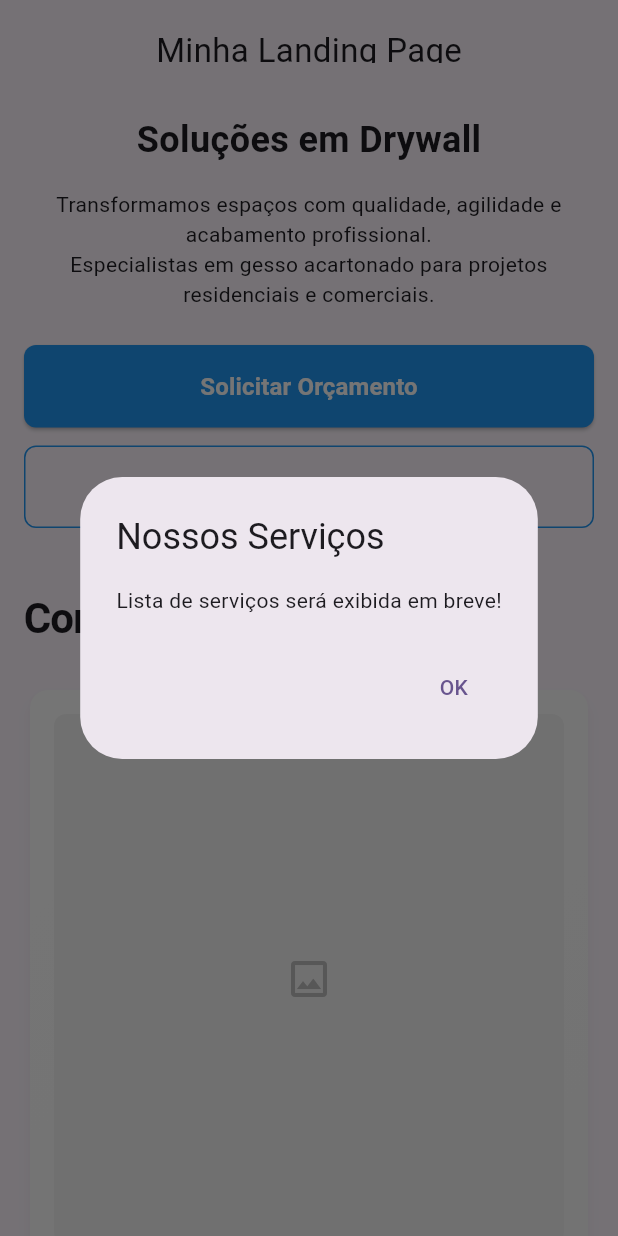
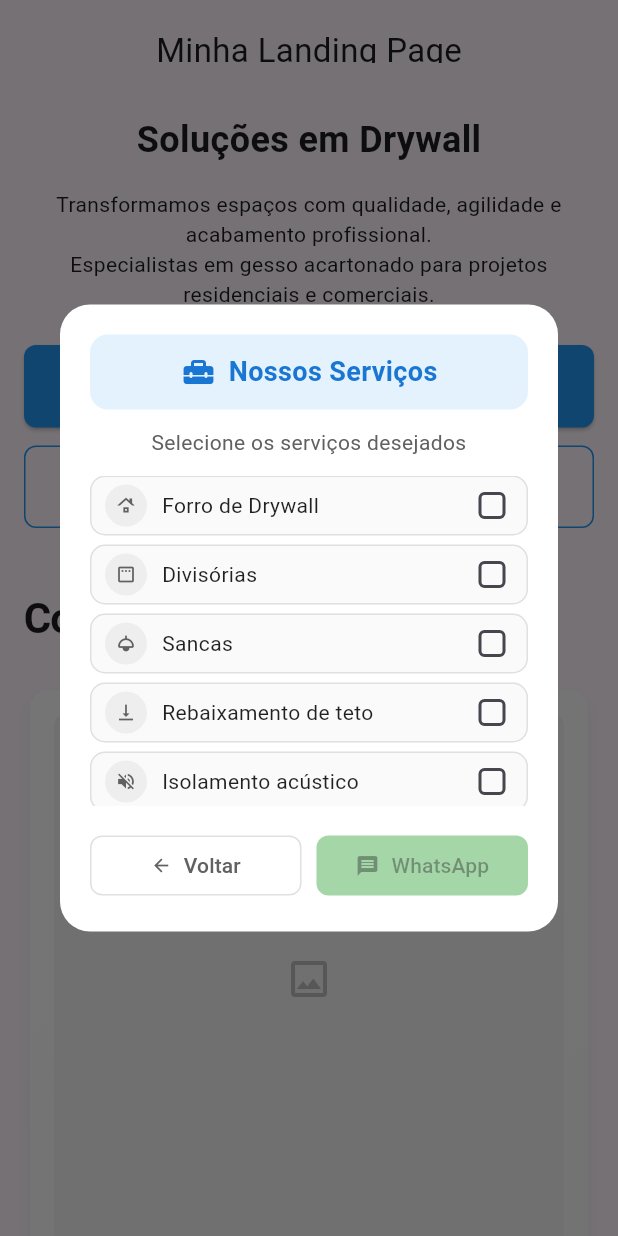
Before and after one commit to Crystyanno/Drywall-Elity, a Flutter app: the screen it shows after launch, after a tap on "Nossos Serviços", on a phone screen of 412 x 824 dp. Run offline on Flutter 3.47's test engine with Material 3 defaults, Android fonts, the phone set to English and light mode, and no system bars; drawn by our look-alikes of flutter_animate; our stand-ins replace smooth_page_indicator.

Commit message:
fiz uma pasta de dialog da tela, para separa a estrura da show dialog da tela .

```diff
--- a/lib/conteudo.dart
+++ b/lib/conteudo.dart
@@ -1,4 +1,6 @@
 import 'package:flutter/material.dart';
+import 'package:meu_app/dialog/orcamento.dart';
+import 'package:meu_app/dialog/servico.dart';
 
 class ConteudoWidget extends StatelessWidget {
   const ConteudoWidget({Key? key}) : super(key: key);
@@ -27,7 +29,7 @@ class ConteudoWidget extends StatelessWidget {
             child: ElevatedButton(
               onPressed: () {
                 // Ação para solicitar orçamento
-                _solicitarOrcamento(context);
+                _verOrcamento(context);
               },
               style: ElevatedButton.styleFrom(
                 backgroundColor: Colors.blue,
@@ -74,44 +76,23 @@ class ConteudoWidget extends StatelessWidget {
   }
 
   // Método para ação do botão Solicitar Orçamento
-  void _solicitarOrcamento(BuildContext context) {
-    // Aqui você pode implementar a navegação para uma tela de orçamento
-    // ou abrir um formulário, fazer uma ligação, etc.
-
+  // sua construção segue dentro de uma pasta dialog
+  void _verOrcamento(BuildContext context) {
     showDialog(
       context: context,
       builder: (BuildContext context) {
-        return AlertDialog(
-          title: const Text('Solicitar Orçamento'),
-          content: const Text('Funcionalidade será implementada em breve!'),
-          actions: [
-            TextButton(
-              onPressed: () => Navigator.of(context).pop(),
-              child: const Text('OK'),
-            ),
-          ],
-        );
+        return const OrcamentoDialog();
       },
     );
   }
 
   // Método para ação do botão Nossos Serviços
+  // sua construção segue dentro de uma pasta dialog
   void _verNossosServicos(BuildContext context) {
-    // Aqui você pode implementar a navegação para uma tela de serviços
-
     showDialog(
       context: context,
       builder: (BuildContext context) {
-        return AlertDialog(
-          title: const Text('Nossos Serviços'),
-          content: const Text('Lista de serviços será exibida em breve!'),
-          actions: [
-            TextButton(
-              onPressed: () => Navigator.of(context).pop(),
-              child: const Text('OK'),
-            ),
-          ],
-        );
+        return const ServicoDialog();
       },
     );
   }
--- /dev/null
+++ b/lib/dialog/orcamento.dart
@@ -0,0 +1,21 @@
+import 'package:flutter/material.dart';
+
+class OrcamentoDialog extends StatelessWidget {
+  const OrcamentoDialog({super.key});
+
+  @override
+  Widget build(BuildContext context) {
+    return AlertDialog(
+      title: const Text('Solicitar Orçamento'),
+      content: const Text(
+        'Formulário de solicitação de orçamento será exibido em breve!',
+      ),
+      actions: [
+        TextButton(
+          onPressed: () => Navigator.of(context).pop(),
+          child: const Text('OK'),
+        ),
+      ],
+    );
+  }
+}
--- /dev/null
+++ b/lib/dialog/servico.dart
@@ -0,0 +1,291 @@
+import 'package:flutter/material.dart';
+import 'package:url_launcher/url_launcher.dart';
+import 'package:flutter_animate/flutter_animate.dart';
+
+class ServicoDialog extends StatefulWidget {
+  const ServicoDialog({super.key});
+
+  @override
+  State<ServicoDialog> createState() => _ServicoDialogState();
+}
+
+class _ServicoDialogState extends State<ServicoDialog> {
+  // Mapa com serviços e seus respectivos ícones
+  final Map<String, IconData> servicosComIcones = {
+    'Forro de Drywall': Icons.roofing,
+    'Divisórias': Icons.padding_outlined,
+    'Sancas': Icons.light,
+    'Rebaixamento de teto': Icons.vertical_align_bottom,
+    'Isolamento acústico': Icons.volume_off,
+    'Paredes de gesso': Icons.dry,
+  };
+
+  final Set<String> selecionados = {};
+
+  // Contador para os itens selecionados
+  int get totalSelecionados => selecionados.length;
+
+  void _enviarParaWhatsApp() async {
+    if (selecionados.isEmpty) return;
+    final numero =
+        '5599999999999'; // Substitua pelo número desejado com DDI e DDD
+    final mensagem = Uri.encodeComponent(
+      'Olá! Gostaria de solicitar orçamento para os seguintes serviços:\n- ${selecionados.join('\n- ')}',
+    );
+    final url = 'https://wa.me/$numero?text=$mensagem';
+    if (await canLaunchUrl(Uri.parse(url))) {
+      await launchUrl(Uri.parse(url), mode: LaunchMode.externalApplication);
+    }
+  }
+
+  @override
+  Widget build(BuildContext context) {
+    return Dialog(
+      elevation: 5,
+      backgroundColor: Colors.white,
+      shape: RoundedRectangleBorder(borderRadius: BorderRadius.circular(20)),
+      // Tornando o diálogo mais estreito
+      insetPadding: const EdgeInsets.symmetric(horizontal: 40, vertical: 24),
+      child: ConstrainedBox(
+        constraints: const BoxConstraints(
+          maxWidth: 400,
+        ), // Limita a largura máxima
+        child: Padding(
+          padding: const EdgeInsets.all(20),
+          child: Column(
+            mainAxisSize: MainAxisSize.min,
+            children: [
+              // Header com animação - mais compacto
+              Container(
+                decoration: BoxDecoration(
+                  color: Colors.blue.shade50,
+                  borderRadius: BorderRadius.circular(12),
+                ),
+                padding: const EdgeInsets.symmetric(
+                  vertical: 12,
+                  horizontal: 8,
+                ),
+                child: Row(
+                  mainAxisAlignment: MainAxisAlignment.center,
+                  children: [
+                    Icon(
+                      Icons.home_repair_service_rounded,
+                      color: Colors.blue.shade700,
+                      size: 24,
+                    ).animate().scale(
+                      duration: 400.ms,
+                      curve: Curves.elasticOut,
+                    ),
+                    const SizedBox(width: 8),
+                    Text(
+                          'Nossos Serviços',
+                          style: TextStyle(
+                            fontSize: 18,
+                            fontWeight: FontWeight.bold,
+                            color: Colors.blue.shade700,
+                          ),
+                        )
+                        .animate()
+                        .fadeIn(duration: 500.ms)
+                        .slideX(begin: 0.2, end: 0),
+                  ],
+                ),
+              ),
+
+              const SizedBox(height: 12),
+
+              // Subtítulo com contador
+              Text(
+                'Selecione os serviços desejados ${totalSelecionados > 0 ? "($totalSelecionados)" : ""}',
+                style: TextStyle(
+                  fontSize: 14,
+                  color: Colors.grey.shade700,
+                  fontWeight: totalSelecionados > 0
+                      ? FontWeight.w500
+                      : FontWeight.normal,
+                ),
+                textAlign: TextAlign.center,
+              ),
+
+              const SizedBox(height: 12),
+
+              // Lista de serviços como cards
+              Flexible(
+                child: ConstrainedBox(
+                  constraints: const BoxConstraints(maxHeight: 220),
+                  child: ListView(
+                    shrinkWrap: true,
+                    children: servicosComIcones.entries
+                        .toList()
+                        .asMap()
+                        .entries
+                        .map((entry) {
+                          final index = entry.key;
+                          final servico = entry.value.key;
+                          final icone = entry.value.value;
+                          final isSelected = selecionados.contains(servico);
+
+                          return Card(
+                                margin: const EdgeInsets.only(bottom: 6),
+                                elevation: isSelected ? 2 : 0,
+                                color: isSelected
+                                    ? Colors.blue.shade50
+                                    : Colors.grey.shade50,
+                                shape: RoundedRectangleBorder(
+                                  borderRadius: BorderRadius.circular(10),
+                                  side: BorderSide(
+                                    color: isSelected
+                                        ? Colors.blue.shade300
+                                        : Colors.grey.shade300,
+                                    width: 1,
+                                  ),
+                                ),
+                                child: InkWell(
+                                  borderRadius: BorderRadius.circular(10),
+                                  onTap: () {
+                                    setState(() {
+                                      if (isSelected) {
+                                        selecionados.remove(servico);
+                                      } else {
+                                        selecionados.add(servico);
+                                      }
+                                    });
+                                  },
+                                  child: Padding(
+                                    padding: const EdgeInsets.symmetric(
+                                      vertical: 6,
+                                      horizontal: 10,
+                                    ),
+                                    child: Row(
+                                      children: [
+                                        // Ícone do serviço
+                                        CircleAvatar(
+                                          radius: 14,
+                                          backgroundColor: isSelected
+                                              ? Colors.blue.shade100
+                                              : Colors.grey.shade200,
+                                          child: Icon(
+                                            icone,
+                                            size: 14,
+                                            color: isSelected
+                                                ? Colors.blue.shade700
+                                                : Colors.grey.shade700,
+                                          ),
+                                        ),
+                                        const SizedBox(width: 10),
+                                        // Nome do serviço
+                                        Expanded(
+                                          child: Text(
+                                            servico,
+                                            style: TextStyle(
+                                              fontSize: 14,
+                                              fontWeight: isSelected
+                                                  ? FontWeight.w500
+                                                  : FontWeight.normal,
+                                              color: isSelected
+                                                  ? Colors.blue.shade700
+                                                  : Colors.black87,
+                                            ),
+                                          ),
+                                        ),
+                                        // Checkbox
+                                        SizedBox(
+                                          width: 28,
+                                          height: 28,
+                                          child: Checkbox(
+                                            value: isSelected,
+                                            activeColor: Colors.blue.shade600,
+                                            shape: RoundedRectangleBorder(
+                                              borderRadius:
+                                                  BorderRadius.circular(4),
+                                            ),
+                                            onChanged: (value) {
+                                              setState(() {
+                                                if (value == true) {
+                                                  selecionados.add(servico);
+                                                } else {
+                                                  selecionados.remove(servico);
+                                                }
+                                              });
+                                            },
+                                          ),
+                                        ),
+                                      ],
+                                    ),
+                                  ),
+                                ),
+                              )
+                              .animate()
+                              .fade(duration: 300.ms, delay: (index * 60).ms)
+                              .slideY(
+                                begin: 0.1,
+                                end: 0,
+                                duration: 300.ms,
+                                delay: (index * 60).ms,
+                              );
+                        })
+                        .toList(),
+                  ),
+                ),
+              ),
+
+              const SizedBox(height: 16),
+
+              // Botões - mais compactos
+              Row(
+                children: [
+                  Expanded(
+                    child: OutlinedButton.icon(
+                      onPressed: () => Navigator.of(context).pop(),
+                      icon: const Icon(Icons.arrow_back, size: 14),
+                      label: const Text(
+                        'Voltar',
+                        style: TextStyle(fontSize: 14),
+                      ),
+                      style: OutlinedButton.styleFrom(
+                        foregroundColor: Colors.grey.shade700,
+                        side: BorderSide(color: Colors.grey.shade300),
+                        padding: const EdgeInsets.symmetric(vertical: 10),
+                        shape: RoundedRectangleBorder(
+                          borderRadius: BorderRadius.circular(8),
+                        ),
+                      ),
+                    ),
+                  ),
+                  const SizedBox(width: 10),
+                  Expanded(
+                    child: ElevatedButton.icon(
+                      onPressed: selecionados.isEmpty
+                          ? null
+                          : _enviarParaWhatsApp,
+                      icon: const Icon(Icons.message, size: 16),
+                      label: const Text(
+                        'WhatsApp',
+                        style: TextStyle(fontSize: 14),
+                      ),
+                      style: ElevatedButton.styleFrom(
+                        backgroundColor: Colors.green.shade600,
+                        foregroundColor: Colors.white,
+                        padding: const EdgeInsets.symmetric(vertical: 10),
+                        shape: RoundedRectangleBorder(
+                          borderRadius: BorderRadius.circular(8),
+                        ),
+                        elevation: 2,
+                        disabledBackgroundColor: Colors.green.shade200,
+                      ),
+                    ),
+                  ),
+                ],
+              ),
+            ],
+          ),
+        ),
+      ),
+    ).animate().scale(
+      begin: const Offset(0.9, 0.9),
+      end: const Offset(1.0, 1.0),
+      duration: 300.ms,
+      curve: Curves.easeOutQuad,
+    );
+  }
+}
--- a/lib/foorter.dart
+++ b/lib/foorter.dart
@@ -2,7 +2,7 @@ import 'package:flutter/material.dart';
 import 'package:flutter_animate/flutter_animate.dart';
 
 class CustomFooter extends StatelessWidget {
-  const CustomFooter({Key? key}) : super(key: key);
+  const CustomFooter({super.key});
 
   @override
   Widget build(BuildContext context) {
--- a/pubspec.yaml
+++ b/pubspec.yaml
@@ -37,6 +37,7 @@ dependencies:
   carousel_slider: ^4.2.1
   smooth_page_indicator: ^1.1.0
   flutter_animate: ^4.2.0
+  url_launcher: ^6.2.6
 
 dev_dependencies:
   flutter_test:
```
Also changed, not shown: pubspec.lock, 5 other files.
